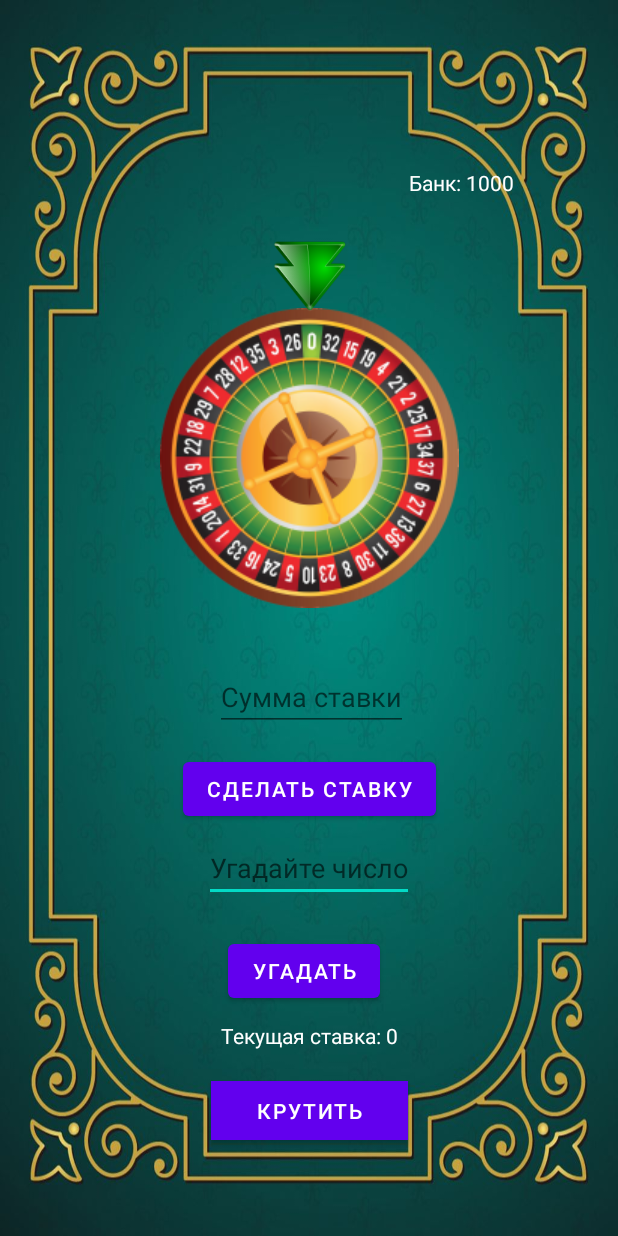
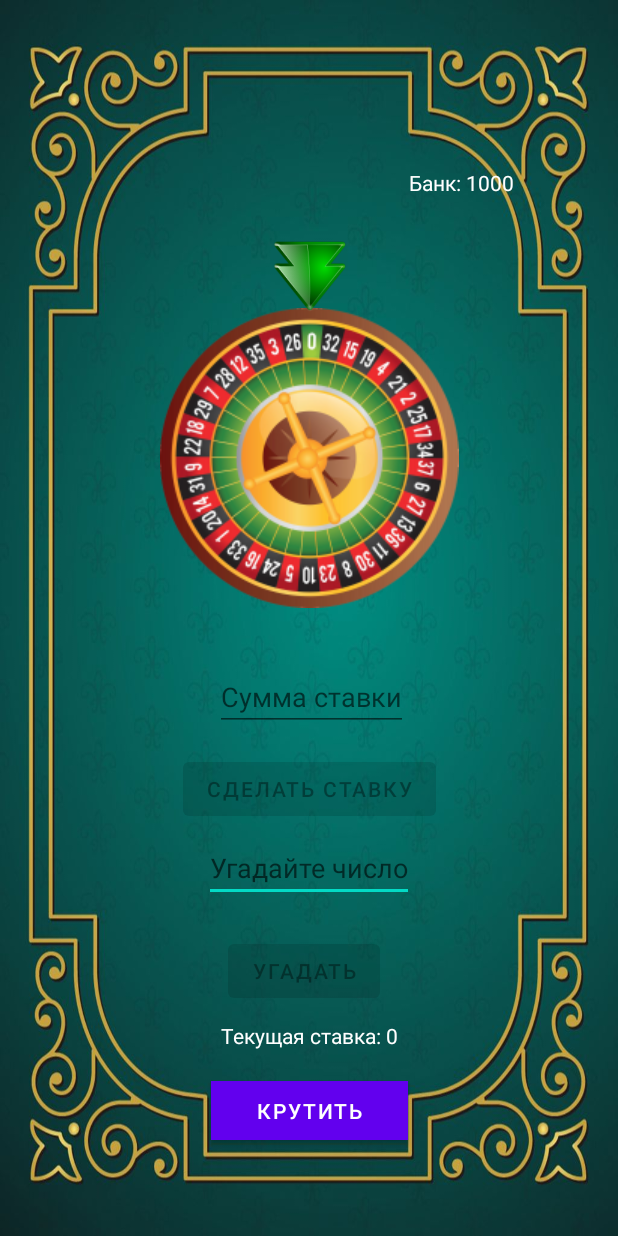
Before and after one commit to Janarbek2404/Ruletka, an Android app: the MainActivity screen opened directly, with no data from a screen before it, after a tap on "КРУТИТЬ", on a phone screen of 412 x 824 dp. Run offline under Robolectric (Android 15) with nearby library versions, the phone set to English and light mode, and no system bars.

Commit message:
з_блок кнопки

```diff
--- a/app/src/main/java/com/example/ruletka/MainActivity.java
+++ b/app/src/main/java/com/example/ruletka/MainActivity.java
@@ -8,6 +8,7 @@ import android.view.View;
 import android.view.animation.Animation;
 import android.view.animation.DecelerateInterpolator;
 import android.view.animation.RotateAnimation;
+import android.widget.Button;
 import android.widget.EditText;
 import android.widget.ImageView;
 import android.widget.TextView;
@@ -49,6 +50,12 @@ public class MainActivity extends AppCompatActivity {
     public void onClickStart(View v){
         soundPlay(puskSound);
 
+        // Заблокировать кнопки "Сделать ставку" и "Угадать"
+        Button btnBet = findViewById(R.id.btnBet);
+        Button btnGuess = findViewById(R.id.btnGuess);
+        btnBet.setEnabled(false);
+        btnGuess.setEnabled(false);
+
         old_deegere = deegere % 360;
         deegere = random.nextInt(3600) + 720;
         RotateAnimation rotate = new RotateAnimation(old_deegere, deegere,
@@ -65,6 +72,10 @@ public class MainActivity extends AppCompatActivity {
             @Override
             public void onAnimationEnd(Animation animation) {
                 tvResult.setText(getResult(360 - (deegere % 360)));
+
+                // Разблокировать кнопки "Сделать ставку" и "Угадать" после завершения вращения рулетки
+                btnBet.setEnabled(true);
+                btnGuess.setEnabled(true);
             }
             @Override
             public void onAnimationRepeat(Animation animation) {
@@ -157,7 +168,6 @@ public class MainActivity extends AppCompatActivity {
         tvCurrentBet.setText("Текущая ставка: " + currentBet);
     }
 
-
     private void showToast(String message) {
         Toast.makeText(this, message, Toast.LENGTH_SHORT).show();
     }
```
